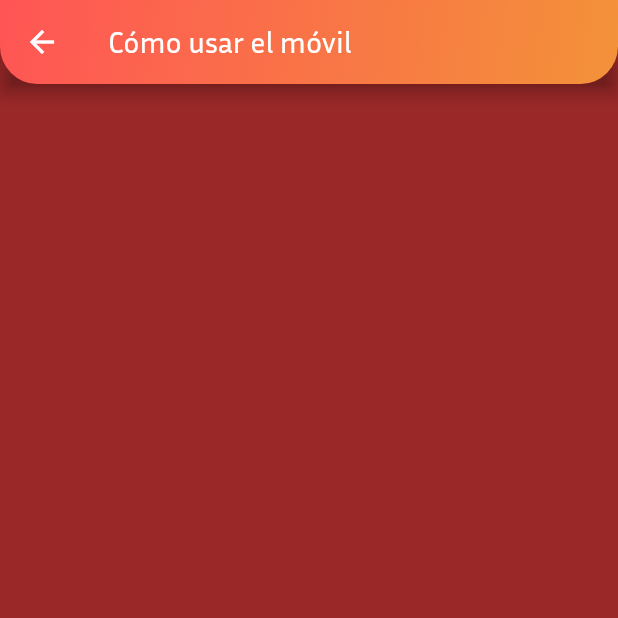
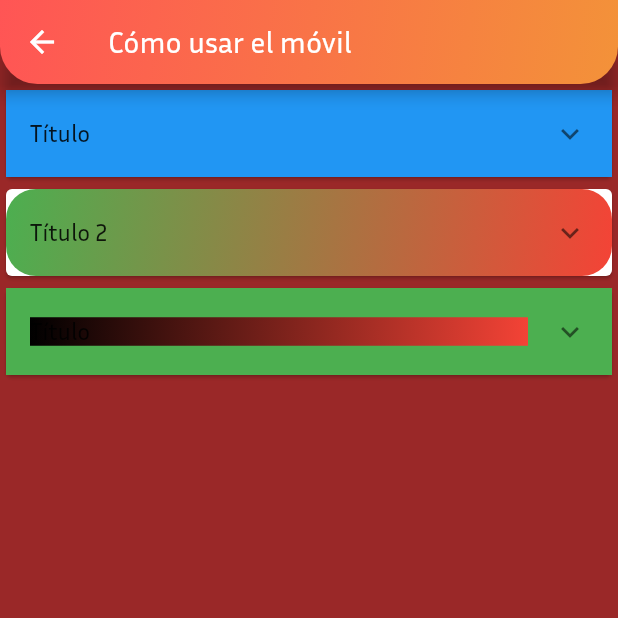
Before and after one commit to asanchezbdam1/senior_tech, a Flutter app: the AppList screen opened directly, on a phone screen of 412 x 824 dp, the top half of it. Run offline on Flutter 3.47's test engine with Material 2 defaults, Android fonts, the phone set to English and light mode, and no system bars.

Commit message:
Añadido widget personalizado desplegable.

```diff
--- a/lib/applist.dart
+++ b/lib/applist.dart
@@ -1,7 +1,9 @@
-import 'package:flutter/cupertino.dart';
 import 'package:flutter/material.dart';
+import 'package:senior_tech/my-widgets.dart';
 
 class AppList extends StatelessWidget {
+  const AppList({Key? key}) : super(key: key);
+
   @override
   Widget build(BuildContext context) {
     return Scaffold(
@@ -24,6 +26,44 @@ class AppList extends StatelessWidget {
         title: const Text("Cómo usar el móvil"),
       ),
       backgroundColor: const Color(0xFF9A2828),
+      body: Center(
+          child: Column(
+        children: [
+          const ExpandableContainer(
+            title: Text("Título"),
+            child: Text("Hijo"),
+            backgroundColor: Colors.red,
+            collapsedBackgroundColor: Colors.blue,
+          ),
+          const ExpandableContainer(
+            radius: 20,
+            gradient: LinearGradient(
+              colors: [Colors.green, Colors.red],
+              begin: Alignment.topLeft,
+              end: Alignment.bottomRight,
+            ),
+            title: Text("Título 2"),
+            child: Text("Hijo 2"),
+            backgroundColor: Colors.transparent,
+            collapsedBackgroundColor: Colors.transparent,
+          ),
+          ExpandableContainer(
+            title: Container(
+              child: const Text("Título"),
+              decoration: const BoxDecoration(
+                gradient: LinearGradient(
+                  colors: [Colors.black, Colors.red],
+                  begin: Alignment.topLeft,
+                  end: Alignment.bottomRight,
+                ),
+              ),
+            ),
+            child: const Text("Hijo 3"),
+            backgroundColor: Colors.blue,
+            collapsedBackgroundColor: Colors.green,
+          ),
+        ],
+      )),
     );
   }
 }
--- a/lib/my-widgets.dart
+++ b/lib/my-widgets.dart
@@ -40,3 +40,59 @@ class GradButton extends StatelessWidget {
     );
   }
 }
+
+class ExpandableContainer extends StatefulWidget {
+  final Widget title;
+  final Gradient? gradient;
+  final Color? backgroundColor;
+  final Color? collapsedBackgroundColor;
+  final double? radius;
+  final double? top;
+  final double? bottom;
+  final double? right;
+  final double? left;
+  final Widget child;
+
+  const ExpandableContainer({
+    Key? key,
+    required this.title,
+    required this.child,
+    this.radius,
+    this.backgroundColor,
+    this.collapsedBackgroundColor,
+    this.gradient,
+    this.top,
+    this.bottom,
+    this.right,
+    this.left,
+  }) : super(key: key);
+
+  @override
+  State<StatefulWidget> createState() => _ExpandableContainerState();
+}
+
+class _ExpandableContainerState extends State<ExpandableContainer> {
+  @override
+  Widget build(BuildContext context) {
+    return Card(
+      child: Container(
+          padding: EdgeInsets.only(
+            left: widget.left ?? 0,
+            top: widget.top ?? 0,
+            right: widget.right ?? 0,
+            bottom: widget.bottom ?? 0,
+          ),
+          decoration: BoxDecoration(
+            gradient: widget.gradient,
+            borderRadius: BorderRadius.circular(widget.radius ?? 0),
+          ),
+          child: ExpansionTile(
+            title: widget.title,
+            backgroundColor: widget.backgroundColor ?? Colors.transparent,
+            collapsedBackgroundColor:
+                widget.collapsedBackgroundColor ?? Colors.transparent,
+            children: [widget.child],
+          )),
+    );
+  }
+}
```
